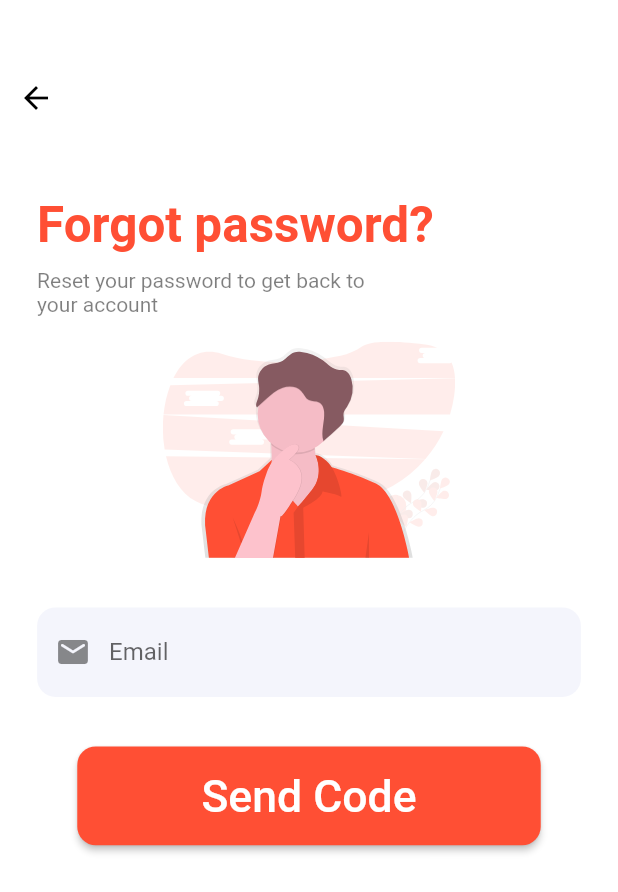
After one commit to iAmer99/eCart, a Flutter app: the ForgotPasswordScreen screen opened by its route, on a phone screen of 412 x 824 dp. The commit adds this screen. Shown: the top 892 px of the screen. Run offline on Flutter 3.47's test engine with Material 2 defaults, Android fonts, the phone set to English and light mode, and no system bars; drawn by our look-alikes of modal_progress_hud_nsn; our stand-ins replace dartz, dio, flutter_svg, get, image_picker.

Commit message:
added forgot password

```diff
--- a/lib/features/auth/login/login_screen.dart
+++ b/lib/features/auth/login/login_screen.dart
@@ -120,7 +120,9 @@ class LoginScreen extends StatelessWidget {
                               Align(
                                 alignment: AlignmentDirectional.centerEnd,
                                 child: TextButton(
-                                  onPressed: () {},
+                                  onPressed: () {
+                                    Get.toNamed(AppRoutesNames.forgotPasswordScreen);
+                                  },
                                   child: Text("Forgot password?"),
                                 ),
                               ),
--- a/lib/features/auth/register/controller/register_controller.dart
+++ b/lib/features/auth/register/controller/register_controller.dart
@@ -50,15 +50,16 @@ class RegisterController extends GetxController {
     final XFile? image = await _picker.pickImage(source: source);
     if (image != null){
       this.image = File(image.path);
-      imageData = await dio.MultipartFile.fromFile(image!.path, contentType: new MediaType("image", "jpg"));
     }
     update();
   }
 
   register() async {
     status = RxStatus.loading();
+    if(image != null){
+      imageData = await dio.MultipartFile.fromFile(image!.path, contentType: new MediaType("image", "jpg"));
+    }
     update();
-    final imageData = await dio.MultipartFile.fromFile(image!.path, contentType: new MediaType("image", "jpg"));
     dio.FormData formData = dio.FormData.fromMap({
       "name": name,
       "email": email,
--- /dev/null
+++ b/lib/features/forgotPassword/binding/forgotPassword_binding.dart
@@ -0,0 +1,12 @@
+import 'package:dio/dio.dart';
+import 'package:ecart/features/forgotPassword/controller/forgotPassword_controller.dart';
+import 'package:ecart/features/forgotPassword/repository/forgotPassword_repository.dart';
+import 'package:get/get.dart';
+
+class ForgotPasswordBinding extends Bindings {
+  @override
+  void dependencies() {
+    Get.lazyPut<ForgotPasswordController>(() => ForgotPasswordController(ForgotPasswordRepository(Get.find<Dio>(tag: 'dio'))));
+  }
+
+}
--- /dev/null
+++ b/lib/features/forgotPassword/controller/forgotPassword_controller.dart
@@ -0,0 +1,54 @@
+import 'package:ecart/features/forgotPassword/repository/forgotPassword_repository.dart';
+import 'package:ecart/routes/routes_names.dart';
+import 'package:ecart/utils/helper_functions.dart';
+import 'package:get/get.dart';
+
+class ForgotPasswordController extends GetxController {
+  final ForgotPasswordRepository _repository;
+
+  ForgotPasswordController(this._repository);
+
+  int index = 0;
+
+  RxStatus status = RxStatus.empty();
+
+  getBack() {
+    index = 0;
+    update();
+  }
+
+  forgotPassword(String email) async {
+    status = RxStatus.loading();
+    update();
+    final response = await _repository.forgotPassword({"email": email});
+    response.fold((error) {
+      status = RxStatus.error(error);
+      update();
+      showErrorDialog(error);
+    }, (success) {
+      status = RxStatus.success();
+      showSuccessDialog(success);
+      index = 1;
+      update();
+    });
+  }
+
+  resetPassword(
+      String code, String password, String passwordConfirmation) async {
+    status = RxStatus.loading();
+    update();
+    final response = await _repository.resetPassword(
+        {"password": password, "passwordConfirmation": passwordConfirmation},
+        code);
+    response.fold((error) {
+      status = RxStatus.error(error);
+      update();
+      showErrorDialog(error);
+    }, (success) {
+      status = RxStatus.success();
+      update();
+      showSuccessDialog(success);
+      Get.offAllNamed(AppRoutesNames.loginScreen);
+    });
+  }
+}
--- /dev/null
+++ b/lib/features/forgotPassword/forgotPassword_screen.dart
@@ -0,0 +1,279 @@
+import 'package:ecart/features/auth/validators.dart' as validator;
+import 'package:ecart/features/auth/widgets/authFormField.dart';
+import 'package:ecart/features/forgotPassword/controller/forgotPassword_controller.dart';
+import 'package:ecart/utils/helper_functions.dart';
+import 'package:ecart/utils/size_config.dart';
+import 'package:flutter/material.dart';
+import 'package:flutter_svg/flutter_svg.dart';
+import 'package:get/get.dart';
+import 'package:modal_progress_hud_nsn/modal_progress_hud_nsn.dart';
+
+class ForgotPasswordScreen extends StatelessWidget {
+  ForgotPasswordScreen({Key? key}) : super(key: key);
+  static GlobalKey<FormState> _firstKey = GlobalKey<FormState>();
+  static GlobalKey<FormState> _secondKey = GlobalKey<FormState>();
+  final TextEditingController _emailController = TextEditingController();
+  final FocusNode _emailNode = FocusNode();
+  final TextEditingController _codeController = TextEditingController();
+  final FocusNode _codeNode = FocusNode();
+  final TextEditingController _passwordController = TextEditingController();
+  final FocusNode _passwordNode = FocusNode();
+  final TextEditingController _confirmPasswordController =
+      TextEditingController();
+  final FocusNode _confirmPasswordNode = FocusNode();
+
+  @override
+  Widget build(BuildContext context) {
+    return GetBuilder<ForgotPasswordController>(builder: (controller){
+      return ModalProgressHUD(
+        inAsyncCall: controller.status.isLoading,
+        child: GestureDetector(
+          onTap: (){
+            closeKeyboard(context);
+          },
+          child: Scaffold(
+            body: SafeArea(
+              child: SingleChildScrollView(
+                child: Column(
+                  crossAxisAlignment: CrossAxisAlignment.start,
+                  children: [
+                    GetBuilder<ForgotPasswordController>(builder: (controller) {
+                      return Padding(
+                        padding: EdgeInsetsDirectional.only(
+                          top: 5 * heightMultiplier,
+                        ),
+                        child: BackButton(
+                          color: Get.theme.primaryColorDark,
+                          onPressed: () {
+                            if (controller.index == 0) {
+                              Get.back();
+                            } else {
+                              controller.getBack();
+                            }
+                          },
+                        ),
+                      );
+                    }),
+                    Padding(
+                      padding: EdgeInsetsDirectional.only(
+                          top: 5 * heightMultiplier, start: 6 * widthMultiplier),
+                      child: Column(
+                        crossAxisAlignment: CrossAxisAlignment.start,
+                        children: [
+                          Text(
+                            "Forgot password?",
+                            style: TextStyle(
+                                color: Get.theme.primaryColor,
+                                fontWeight: FontWeight.bold,
+                                fontSize: 4 * textMultiplier),
+                          ),
+                          SizedBox(
+                            height: 1.2 * heightMultiplier,
+                          ),
+                          Container(
+                            child: Text(
+                              "Reset your password to get back to your account",
+                              style: TextStyle(
+                                  color: Get.theme.primaryColorDark.withOpacity(0.5)),
+                            ),
+                            width: 60 * widthMultiplier,
+                          ),
+                        ],
+                      ),
+                    ),
+                    Padding(
+                      padding: EdgeInsetsDirectional.only(top: 2 * heightMultiplier),
+                      child: Align(
+                        alignment: AlignmentDirectional.center,
+                        child: SvgPicture.asset(
+                          "assets/svg/forgot_password.svg",
+                          height: 35 * imageSizeMultiplier,
+                        ),
+                      ),
+                    ),
+                    GetBuilder<ForgotPasswordController>(builder: (controller) {
+                      if (controller.index == 0) {
+                        return _buildFirstForm(context, controller);
+                      } else {
+                        return _buildSecondForm(context, controller);
+                      }
+                    }),
+                  ],
+                ),
+              ),
+            ),
+          ),
+        ),
+      );
+    });
+  }
+
+  Padding _buildSecondForm(
+      BuildContext context, ForgotPasswordController controller) {
+    return Padding(
+      padding: EdgeInsetsDirectional.only(top: 4 * heightMultiplier),
+      child: Form(
+        key: _secondKey,
+        child: Column(
+          crossAxisAlignment: CrossAxisAlignment.center,
+          children: [
+            Container(
+              decoration: BoxDecoration(
+                color: Get.theme.accentColor,
+                borderRadius: BorderRadius.circular(1.5 * heightMultiplier),
+              ),
+              margin: EdgeInsetsDirectional.only(
+                  end: 6 * widthMultiplier,
+                  start: 6 * widthMultiplier,
+                  bottom: 1.5 * heightMultiplier),
+              child: AuthFormField(
+                  controller: _codeController,
+                  myFocusNode: _codeNode,
+                  nextFocusNode: _passwordNode,
+                  isPassword: false,
+                  label: "Code",
+                  hint: "Enter code you received",
+                  myIcon: Icon(Icons.security),
+                  myValidator: (code) => validator.isValidCode(code),
+                  keyboardType: TextInputType.text),
+            ),
+            Container(
+              decoration: BoxDecoration(
+                color: Get.theme.accentColor,
+                borderRadius: BorderRadius.circular(1.5 * heightMultiplier),
+              ),
+              margin: EdgeInsetsDirectional.only(
+                  end: 6 * widthMultiplier,
+                  start: 6 * widthMultiplier,
+                  bottom: 1.5 * heightMultiplier),
+              child: AuthFormField(
+                  controller: _passwordController,
+                  myFocusNode: _passwordNode,
+                  nextFocusNode: _confirmPasswordNode,
+                  isPassword: true,
+                  label: "New Password",
+                  hint: "Enter new password",
+                  myIcon: Icon(Icons.lock),
+                  myValidator: (password) =>
+                      validator.isValidPassword(password),
+                  keyboardType: TextInputType.visiblePassword),
+            ),
+            Container(
+              decoration: BoxDecoration(
+                color: Get.theme.accentColor,
+                borderRadius: BorderRadius.circular(1.5 * heightMultiplier),
+              ),
+              margin: EdgeInsetsDirectional.only(
+                end: 6 * widthMultiplier,
+                start: 6 * widthMultiplier,
+              ),
+              child: AuthFormField(
+                  controller: _confirmPasswordController,
+                  myFocusNode: _confirmPasswordNode,
+                  onComplete: () {
+                    closeKeyboard(context);
+                    if (_secondKey.currentState!.validate()) {
+                      controller.resetPassword(
+                        _codeController.text,
+                        _passwordController.text,
+                        _confirmPasswordController.text,
+                      );
+                    }
+                  },
+                  isPassword: true,
+                  label: "Confirm Password",
+                  hint: "Enter password again",
+                  myIcon: Icon(Icons.password),
+                  myValidator: (confirmPassword) => validator.confirmPassword(
+                      _passwordController.text, confirmPassword),
+                  keyboardType: TextInputType.visiblePassword),
+            ),
+            Align(
+              child: TextButton(
+                  onPressed: () {
+                    controller.getBack();
+                  }, child: Text("Didn't receive code?")),
+              alignment: AlignmentDirectional.centerStart,
+            ),
+            Container(
+                width: 75 * widthMultiplier,
+                height: 8 * heightMultiplier,
+                margin:
+                    EdgeInsetsDirectional.only(bottom: 1 * heightMultiplier),
+                child: ElevatedButton(
+                    onPressed: () {
+                      closeKeyboard(context);
+                      if (_secondKey.currentState!.validate()) {
+                        controller.resetPassword(
+                          _codeController.text,
+                          _passwordController.text,
+                          _confirmPasswordController.text,
+                        );
+                      }
+                    },
+                    child: Text(
+                      "Save",
+                      style: TextStyle(fontSize: 3.6 * textMultiplier),
+                    ))),
+          ],
+        ),
+      ),
+    );
+  }
+
+  Padding _buildFirstForm(
+      BuildContext context, ForgotPasswordController controller) {
+    return Padding(
+      padding: EdgeInsetsDirectional.only(top: 4 * heightMultiplier),
+      child: Form(
+        key: _firstKey,
+        child: Column(
+          crossAxisAlignment: CrossAxisAlignment.center,
+          children: [
+            Container(
+              decoration: BoxDecoration(
+                color: Get.theme.accentColor,
+                borderRadius: BorderRadius.circular(1.5 * heightMultiplier),
+              ),
+              margin: EdgeInsetsDirectional.only(
+                  end: 6 * widthMultiplier,
+                  start: 6 * widthMultiplier,
+                  bottom: 4 * heightMultiplier),
+              child: AuthFormField(
+                  controller: _emailController,
+                  myFocusNode: _emailNode,
+                  isPassword: false,
+                  label: "Email",
+                  hint: "Enter your email",
+                  onComplete: () {
+                    closeKeyboard(context);
+                    if (_firstKey.currentState!.validate()) {
+                      controller.forgotPassword(_emailController.text.trim());
+                    }
+                  },
+                  myIcon: Icon(Icons.email_rounded),
+                  myValidator: (email) => validator.isValidEmail(email),
+                  keyboardType: TextInputType.emailAddress),
+            ),
+            Container(
+                width: 75 * widthMultiplier,
+                height: 8 * heightMultiplier,
+                margin:
+                    EdgeInsetsDirectional.only(bottom: 1 * heightMultiplier),
+                child: ElevatedButton(
+                    onPressed: () {
+                      closeKeyboard(context);
+                      if (_firstKey.currentState!.validate()) {
+                        controller.forgotPassword(_emailController.text.trim());
+                      }
+                    },
+                    child: Text(
+                      "Send Code",
+                      style: TextStyle(fontSize: 3.6 * textMultiplier),
+                    ))),
+          ],
+        ),
+      ),
+    );
+  }
+}
--- a/lib/routes/router.dart
+++ b/lib/routes/router.dart
@@ -2,6 +2,8 @@ import 'package:ecart/features/auth/login/binding/login_binding.dart';
 import 'package:ecart/features/auth/login/login_screen.dart';
 import 'package:ecart/features/auth/register/binding/register_binding.dart';
 import 'package:ecart/features/auth/register/register_screen.dart';
+import 'package:ecart/features/forgotPassword/binding/forgotPassword_binding.dart';
+import 'package:ecart/features/forgotPassword/forgotPassword_screen.dart';
 import 'package:ecart/features/splash/splash_screen.dart';
 import 'package:ecart/routes/routes_names.dart';
 import 'package:get/get.dart';
@@ -23,5 +25,11 @@ class AppRouter {
       page: () => LoginScreen(),
       transition: Transition.fadeIn
     ),
+    GetPage(
+        name: AppRoutesNames.forgotPasswordScreen,
+        binding: ForgotPasswordBinding(),
+        page: () => ForgotPasswordScreen(),
+        transition: Transition.fadeIn
+    ),
   ];
 }
--- a/lib/routes/routes_names.dart
+++ b/lib/routes/routes_names.dart
@@ -3,4 +3,5 @@ class AppRoutesNames{
   static const String splashScreen = "/splash_screen";
   static const String registerScreen = "/register_screen";
   static const String loginScreen = "/login_screen";
+  static const String forgotPasswordScreen = "/forgotPassword_screen";
 }
```
Also changed, not shown: lib/features/forgotPassword/repository/forgotPassword_repository.dart (added, +39 -0 lines), lib/utils/helper_functions.dart (+32 -0 lines), assets/svg/forgot_password.svg (added), assets/svg/success.svg (added).
